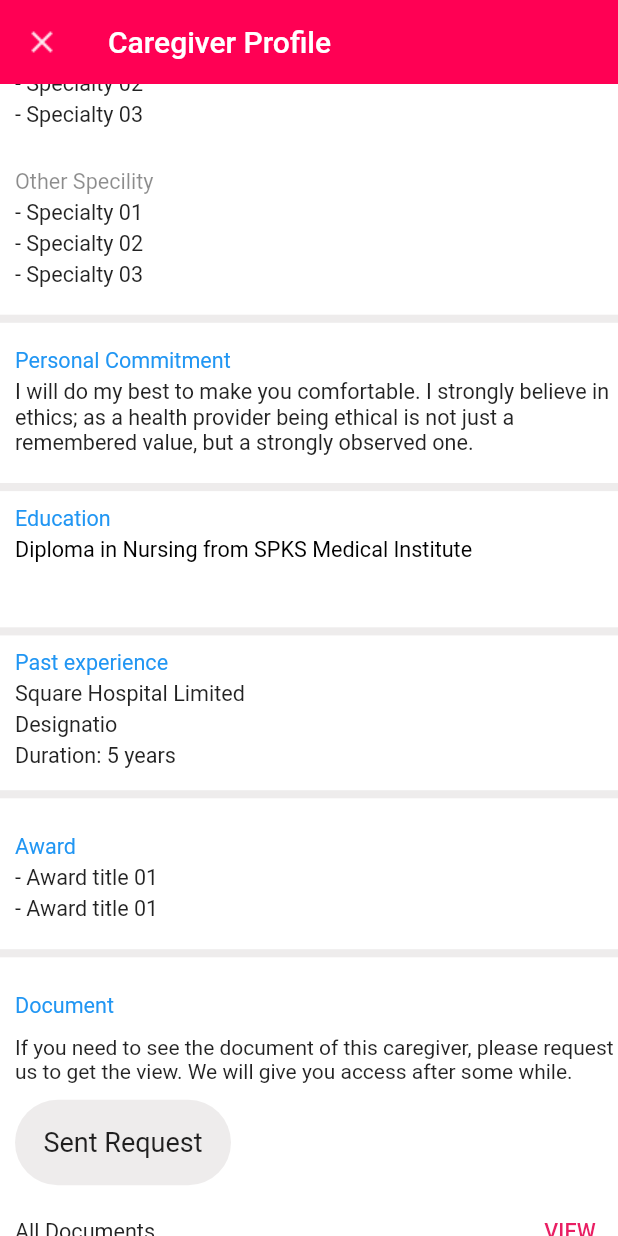
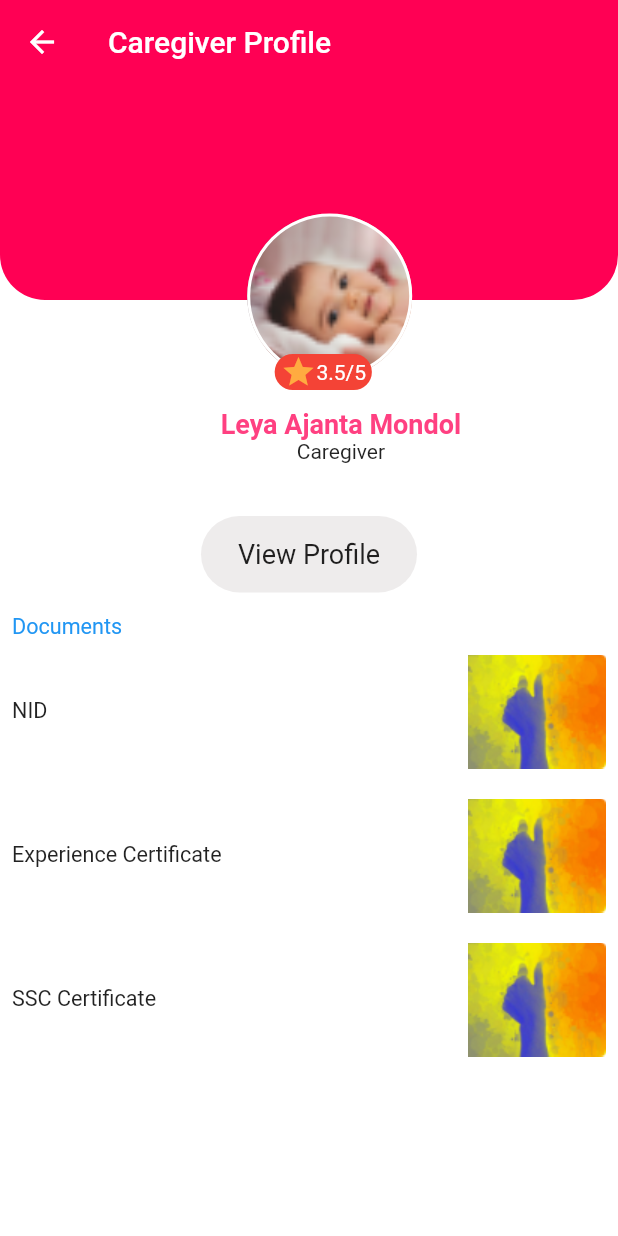
Before and after one commit to spontbd/Take_Care_User, a Flutter app: the CaregiverProfile screen opened directly, scrolled down 576 dp, after a tap on "Sent Request", after a tap on "VIEW", on a phone screen of 412 x 824 dp. Run offline on Flutter 3.47's test engine with Material 2 defaults, Android fonts, the phone set to English and light mode, and no system bars; our stand-ins replace buttons_tabbar, firebase_core, firebase_messaging, flutter_local_notifications, flutter_spinkit, fluttertoast and 5 more; missing offline and left inert: cupertino_radio_choice, firebase_core_web, firebase_messaging_web, flutter_device_type, image_picker_for_web, shared_preferences_web; accounts and stored records are empty.

Commit message:
caregiver_profile_page.dart document_page.dart

```diff
--- a/lib/pages/On Demand/caregiver_profile_page.dart
+++ b/lib/pages/On Demand/caregiver_profile_page.dart
@@ -7,6 +7,7 @@ import '../../controllers/DataContollers.dart';
 import '../../controllers/language_controller.dart';
 import '../../public_variables/all_colors.dart';
 import '../../public_variables/size_config.dart';
+import 'document_page.dart';
 
 class CaregiverProfile extends StatefulWidget {
   const CaregiverProfile({Key? key}) : super(key: key);
@@ -16,7 +17,8 @@ class CaregiverProfile extends StatefulWidget {
 }
 
 class _CaregiverProfileState extends State<CaregiverProfile> {
-  late bool requestView = false;
+   bool requestView = false;
+   bool requestButton = true;
 
   @override
   Widget build(BuildContext context) {
@@ -702,8 +704,11 @@ class _CaregiverProfileState extends State<CaregiverProfile> {
                           onTap: (){
                             setState(() {
                               requestView = true;
+                              requestButton = false;
                             });
                           },
+                          child: Visibility(
+                            visible: requestButton,
                             child: Container(
                               width: dynamicSize(0.4),
                               alignment: Alignment.center,
@@ -714,6 +719,7 @@ class _CaregiverProfileState extends State<CaregiverProfile> {
                               decoration: BoxDecoration(
                                 color: AllColor.shado_color,
                                 borderRadius: BorderRadius.circular(30.0),
+                              ),
                             ),
                           ),
                         ),
@@ -730,7 +736,11 @@ class _CaregiverProfileState extends State<CaregiverProfile> {
                                  style: TextStyle(fontSize: dynamicSize(0.04)),
                                ),
                                TextButton(
-                                 onPressed: () {},
+                                 onPressed: () {
+                                   Navigator.of(context).pushReplacement(
+                                       MaterialPageRoute(builder: (_) => DocumentPage()));
+
+                                 },
                                  child: Text(
                                    "VIEW",
                                    style: TextStyle(
--- /dev/null
+++ b/lib/pages/On Demand/document_page.dart
@@ -0,0 +1,208 @@
+import 'package:flutter/material.dart';
+
+import '../../public_variables/all_colors.dart';
+import '../../public_variables/size_config.dart';
+import 'caregiver_profile_page.dart';
+
+class DocumentPage extends StatefulWidget {
+  const DocumentPage({Key? key}) : super(key: key);
+
+  @override
+  _DocumentPageState createState() => _DocumentPageState();
+}
+
+class _DocumentPageState extends State<DocumentPage> {
+  @override
+  Widget build(BuildContext context) {
+    return Scaffold(
+      appBar: AppBar(
+        // backgroundColor: Colors.white,
+        title: Text("Caregiver Profile"),
+        leading: InkWell(
+          onTap: () {
+            Navigator.of(context).pushReplacement(
+                MaterialPageRoute(builder: (_) => CaregiverProfile()));
+          },
+          child: Icon(Icons.arrow_back),
+        ),
+        elevation: 0,
+      ),
+      body: SingleChildScrollView(
+        child: Column(
+          children: [
+            Stack(
+              overflow: Overflow.visible,
+              children: [
+                Container(
+                  height: dynamicSize(.4),
+                  width: dynamicSize(1.4),
+                  decoration: BoxDecoration(
+                    color: AllColor.themeColor,
+                    borderRadius: BorderRadius.only(
+                      bottomRight: Radius.circular(30.0),
+                      bottomLeft: Radius.circular(30.0),
+                    ),
+                  ),
+                ),
+                Positioned(
+                  top: dynamicSize(0.24),
+                  left: MediaQuery.of(context).size.width / 2.5,
+                  child: InkWell(
+                    onTap: () {
+                      /* Navigator.of(context).pushReplacement(
+                          MaterialPageRoute(builder: (_) => ImageViewPage()));*/
+                    },
+                    child: Container(
+                      width: 110.0,
+                      height: 110.0,
+                      decoration: new BoxDecoration(
+                        shape: BoxShape.circle,
+                        border: Border.all(
+                            color: Colors.white,
+                            width: 2.0,
+                            style: BorderStyle.solid),
+                        image: new DecorationImage(
+                          fit: BoxFit.cover,
+                          image: AssetImage("assets/images/baby.png"),
+                        ),
+                      ),
+                    ),
+                  ),
+                ),
+                Positioned(
+                  top: dynamicSize(0.5),
+                  left: MediaQuery.of(context).size.width / 2.25,
+                  child: Container(
+                      width: dynamicSize(0.18),
+                      //color: Colors.red,
+                      decoration: BoxDecoration(
+                        color: Colors.red,
+                        borderRadius: BorderRadius.circular(30),
+                      ),
+                      child: Row(
+                        crossAxisAlignment: CrossAxisAlignment.center,
+                        mainAxisAlignment: MainAxisAlignment.center,
+                        children: [
+                          Icon(
+                            Icons.star,
+                            color: Colors.orangeAccent,
+                          ),
+                          Text(
+                            "3.5",
+                            style: TextStyle(color: Colors.white),
+                          ),
+                          Text(
+                            "/5",
+                            style: TextStyle(color: Colors.white),
+                          ),
+                        ],
+                      )),
+                ),
+                Positioned(
+                  top: dynamicSize(0.6),
+                  left: MediaQuery.of(context).size.width / 2.8,
+                  child: Column(
+                    crossAxisAlignment: CrossAxisAlignment.center,
+                    mainAxisAlignment: MainAxisAlignment.center,
+                    children: [
+                      Text(
+                        "Leya Ajanta Mondol",
+                        // ("${DataControllers.to.userLoginResponse.value.data!.user!.fullName}"),
+                        style: TextStyle(
+                            fontSize: dynamicSize(0.05),
+                            fontWeight: FontWeight.bold,
+                            color: Colors.pinkAccent),
+                      ),
+                      Text("Caregiver"),
+                    ],
+                  ),
+                ),
+              ],
+            ),
+            SizedBox(
+              height: dynamicSize(0.4),
+            ),
+            InkWell(
+              onTap: () {
+                setState(() {
+                  //requestView = true;
+                });
+              },
+              child: Container(
+                width: dynamicSize(0.4),
+                alignment: Alignment.center,
+                child: Padding(
+                  padding: const EdgeInsets.only(
+                      left: 18, right: 18, top: 15, bottom: 15),
+                  child: Text(
+                    'View Profile',
+                    style: TextStyle(fontSize: dynamicSize(0.05)),
+                  ),
+                ),
+                decoration: BoxDecoration(
+                  color: AllColor.shado_color,
+                  borderRadius: BorderRadius.circular(30.0),
+                ),
+              ),
+            ),
+            SizedBox(
+              height: dynamicSize(0.04),
+            ),
+            Padding(
+              padding: const EdgeInsets.only(left: 8.0,right: 8),
+              child: Container(
+                child: Text(
+                  "Documents",
+                  style: TextStyle(fontSize: dynamicSize(0.04), color: Colors.blue),
+                ),
+                alignment: Alignment.topLeft,
+              ),
+            ),
+            Padding(
+              padding: const EdgeInsets.only(left: 8.0,right: 8,top: 10,bottom: 10),
+              child: Row(
+                crossAxisAlignment: CrossAxisAlignment.center,
+                mainAxisAlignment: MainAxisAlignment.spaceBetween,
+                children: [
+                  Text(
+                    "NID",
+                    style: TextStyle(fontSize: dynamicSize(0.04)),
+                  ),
+                  Image.asset("assets/images/image.png")
+                ],
+              ),
+            ),
+            Padding(
+              padding: const EdgeInsets.only(left: 8.0,right: 8,top: 10,bottom: 10),
+              child: Row(
+                crossAxisAlignment: CrossAxisAlignment.center,
+                mainAxisAlignment: MainAxisAlignment.spaceBetween,
+                children: [
+                  Text(
+                    "Experience Certificate",
+                    style: TextStyle(fontSize: dynamicSize(0.04)),
+                  ),
+                  Image.asset("assets/images/image.png")
+                ],
+              ),
+            ),
+            Padding(
+              padding: const EdgeInsets.only(left: 8.0,right: 8,top: 10,bottom: 10),
+              child: Row(
+                crossAxisAlignment: CrossAxisAlignment.center,
+                mainAxisAlignment: MainAxisAlignment.spaceBetween,
+                children: [
+                  Text(
+                    "SSC Certificate",
+                    style: TextStyle(fontSize: dynamicSize(0.04)),
+                  ),
+                  Image.asset("assets/images/image.png")
+                ],
+              ),
+            ),
+          ],
+        ),
+      ),
+    );
+  }
+}
```
Lines whose indentation alone changed are shown as unchanged.
